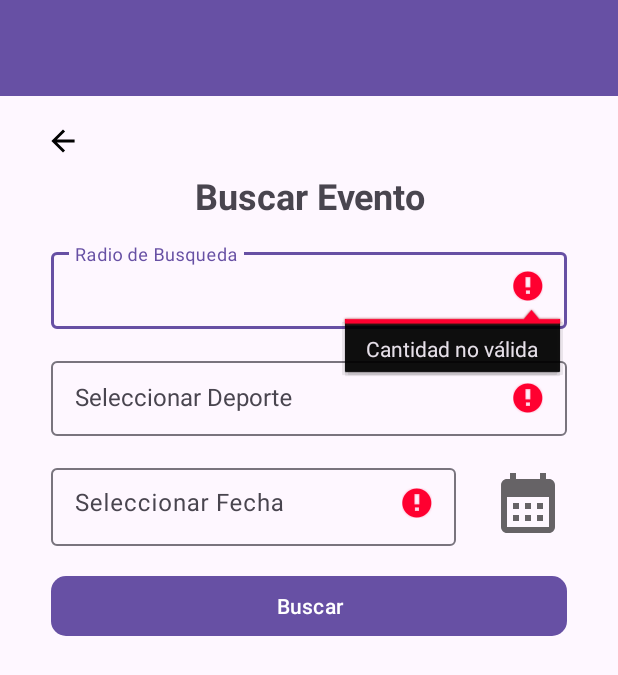
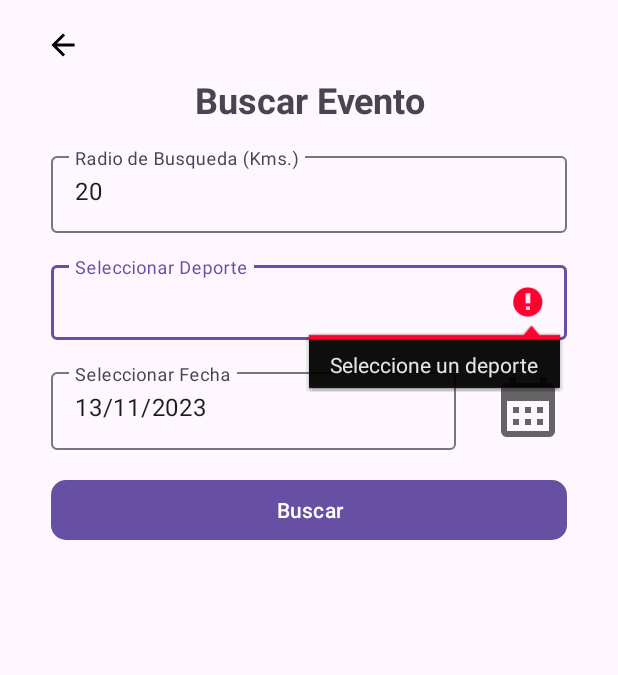
Before and after one commit to RodrigoPersoglia/PlayNow, an Android app: the SubscriberMain screen opened directly, with no data from a screen before it, after a tap on "Buscar", on a phone screen of 412 x 824 dp. Shown: the top 675 px of the screen. Run offline under Robolectric (Android 15) with nearby library versions, the phone set to English and light mode, and no system bars; our stand-ins replace Firebase (no records; nobody signed in at launch, a user with empty details on screens opened directly); 1 other tap on this screen came first.

Commit message:
muestra eventos incompletos, se aplican estilos

```diff
--- a/app/src/main/java/com/example/test1/SubscriberMain.java
+++ b/app/src/main/java/com/example/test1/SubscriberMain.java
@@ -33,6 +33,8 @@ import com.google.firebase.firestore.Query;
 
 import java.text.ParseException;
 import java.text.SimpleDateFormat;
+import java.time.LocalDate;
+import java.time.LocalDateTime;
 import java.util.Calendar;
 import java.util.Date;
 import java.util.Locale;
@@ -97,6 +99,11 @@ public class SubscriberMain extends AppCompatActivity {
         radio_txt = search_lay.findViewById(R.id.radio_txt);
         select_sportsEvent = search_lay.findViewById(R.id.select_sportsEvent);
         date_CalendarEvent = search_lay.findViewById(R.id.date_CalendarEvent);
+        selectedDate = new Date();
+        SimpleDateFormat formatoFecha = new SimpleDateFormat("dd/MM/yyyy");
+        String fechaFormateada = formatoFecha.format(selectedDate);
+        date_CalendarEvent.setText(fechaFormateada);
+        radio_txt.setText("20");
     }
 
     private void LogOut(){
@@ -215,14 +222,13 @@ public class SubscriberMain extends AppCompatActivity {
         recyclerView = search_lay.findViewById(R.id.search_recycler);
         recyclerView.setLayoutManager(new LinearLayoutManager(subscriber_lay.getContext()));
         mFirestore = FirebaseFirestore.getInstance();
-
-        //fecha seleccionada desde el DatePicker
         Date selectedDate = fechaSeleccionada();
         String selectedSport = String.valueOf(select_sportsEvent.getText());
-        //comparo por fecha y deporte
         Query query = mFirestore.collection("eventos")
                 .whereGreaterThanOrEqualTo("fecha", selectedDate)
                 .whereEqualTo("deporte", selectedSport)
+                .whereEqualTo("status", "Incompleto")
+                .limit(50)
                 .orderBy("fecha");
 
         FirestoreRecyclerOptions<Event> firestoreRecyclerOptions =
--- a/app/src/main/res/layout/activity_subscriber_main.xml
+++ b/app/src/main/res/layout/activity_subscriber_main.xml
@@ -11,14 +11,6 @@
         android:layout_height="match_parent"
         android:orientation="vertical">
 
-        <androidx.appcompat.widget.Toolbar
-            android:id="@+id/toolbar2"
-            android:layout_width="match_parent"
-            android:layout_height="wrap_content"
-            android:background="?attr/colorPrimary"
-            android:minHeight="?attr/actionBarSize"
-            android:theme="?attr/actionBarTheme" />
-
         <LinearLayout
             android:id="@+id/search_lay"
             android:layout_width="match_parent"
@@ -30,13 +22,24 @@
             android:id="@+id/subscriber_lay"
             android:layout_width="match_parent"
             android:layout_height="match_parent"
-            android:layout_margin="10dp"
+            android:layout_margin="0dp"
             android:orientation="vertical">
+
+            <androidx.appcompat.widget.Toolbar
+                android:id="@+id/toolbar2"
+                android:layout_width="match_parent"
+                android:layout_height="wrap_content"
+                android:background="?attr/colorPrimary"
+                android:minHeight="?attr/actionBarSize"
+                android:theme="?attr/actionBarTheme" />
 
             <Button
                 android:id="@+id/search_btn"
                 android:layout_width="match_parent"
                 android:layout_height="wrap_content"
+                android:layout_marginLeft="10dp"
+                android:layout_marginTop="10dp"
+                android:layout_marginRight="10dp"
                 android:text="Buscar Evento"
                 app:cornerRadius="10dp" />
 
@@ -44,6 +47,9 @@
                 android:id="@+id/btn_logout"
                 android:layout_width="match_parent"
                 android:layout_height="wrap_content"
+                android:layout_marginLeft="10dp"
+                android:layout_marginTop="5dp"
+                android:layout_marginRight="10dp"
                 android:text="Cerrar Sesión"
                 app:cornerRadius="10dp" />
         </LinearLayout>
--- a/app/src/main/res/layout/search_event.xml
+++ b/app/src/main/res/layout/search_event.xml
@@ -1,6 +1,7 @@
 <?xml version="1.0" encoding="utf-8"?>
 <androidx.constraintlayout.widget.ConstraintLayout xmlns:android="http://schemas.android.com/apk/res/android"
     xmlns:app="http://schemas.android.com/apk/res-auto"
+    xmlns:tools="http://schemas.android.com/tools"
     android:layout_width="match_parent"
     android:layout_height="match_parent">
 
@@ -48,7 +49,7 @@
             android:layout_marginStart="24dp"
             android:layout_marginEnd="24dp"
             android:layout_marginBottom="16dp"
-            android:hint="Radio de Busqueda">
+            android:hint="Radio de Busqueda (Kms.)">
 
             <EditText
                 android:id="@+id/radio_txt"
```
